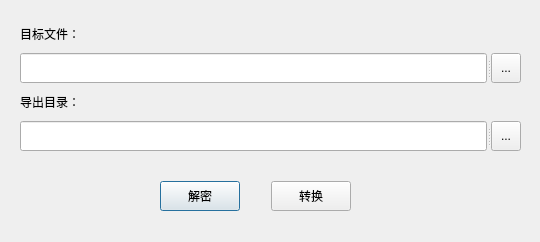
raymond8023/myDecryptPDF, file window.ui: the form before one commit.
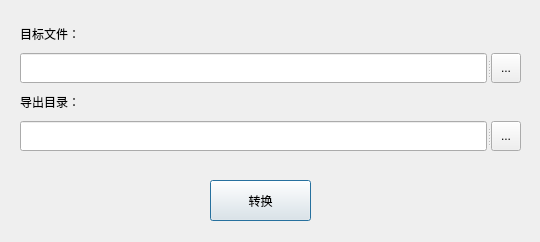
The form after the commit.

The edit to the form file:
```diff
--- a/window.ui
+++ b/window.ui
@@ -109,44 +109,15 @@
     </item>
    </layout>
   </widget>
-  <widget class="QWidget" name="layoutWidget">
+  <widget class="QPushButton" name="pushButtonConvert">
    <property name="geometry">
     <rect>
-     <x>160</x>
+     <x>210</x>
      <y>180</y>
-     <width>191</width>
-     <height>32</height>
+     <width>101</width>
+     <height>41</height>
     </rect>
    </property>
-   <layout class="QHBoxLayout" name="horizontalLayout_2">
-    <item>
-     <widget class="QPushButton" name="pushButtonDecrypt">
-      <property name="minimumSize">
-       <size>
-        <width>0</width>
-        <height>30</height>
-       </size>
-      </property>
-      <property name="text">
-       <string>解密</string>
-      </property>
-     </widget>
-    </item>
-    <item>
-     <spacer name="horizontalSpacer">
-      <property name="orientation">
-       <enum>Qt::Horizontal</enum>
-      </property>
-      <property name="sizeHint" stdset="0">
-       <size>
-        <width>40</width>
-        <height>20</height>
-       </size>
-      </property>
-     </spacer>
-    </item>
-    <item>
-     <widget class="QPushButton" name="pushButtonConvert">
       <property name="minimumSize">
        <size>
         <width>0</width>
@@ -156,9 +127,6 @@
       <property name="text">
        <string>转换</string>
       </property>
-     </widget>
-    </item>
-   </layout>
   </widget>
  </widget>
  <resources/>
```
Lines whose indentation alone changed are shown as unchanged.
